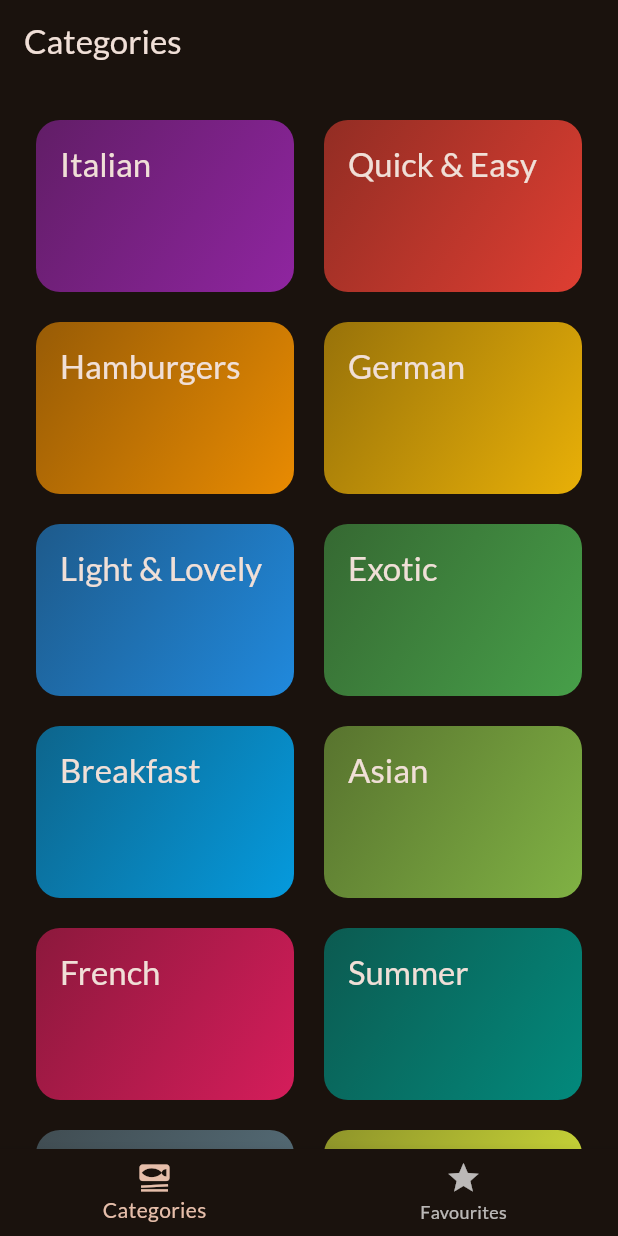
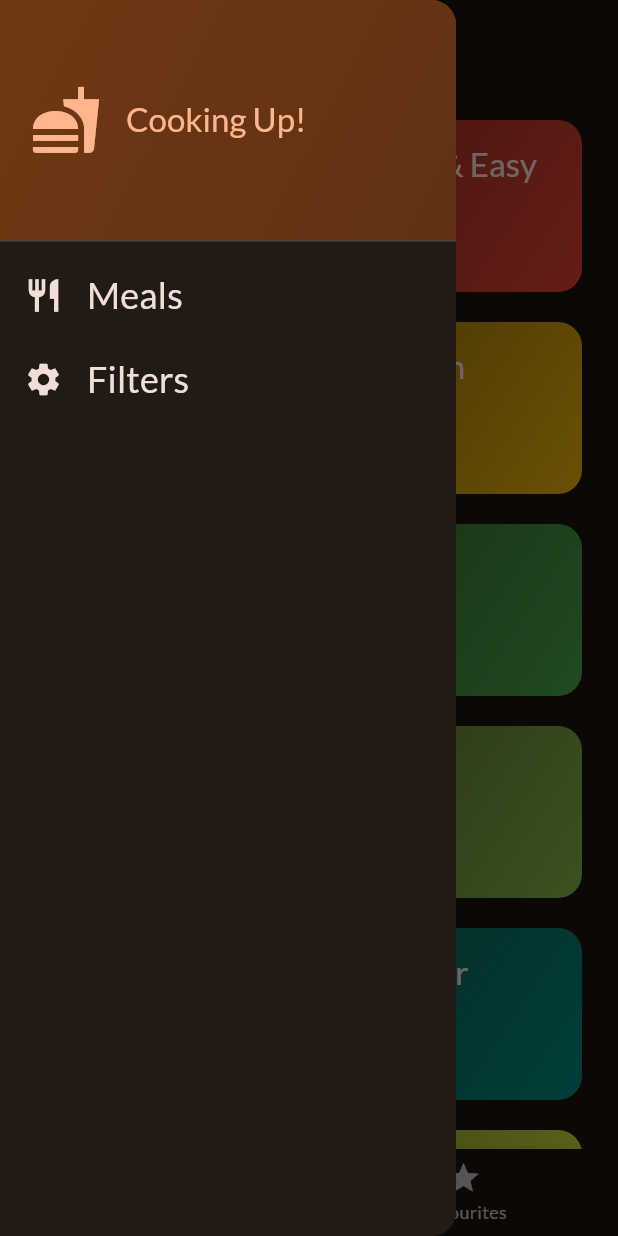
Before and after one commit to GeekyVed/Meals_App, a Flutter app: the screen it shows after launch, with the side drawer open (before the commit the screen has no drawer), on a phone screen of 412 x 824 dp. Run offline on Flutter 3.47's test engine with Material 2 defaults, Android fonts, the phone set to English and light mode, and no system bars; our stand-ins replace google_fonts, transparent_image.

Commit message:
Adding Filters Screen

```diff
--- a/meals/lib/screens/tabs.dart
+++ b/meals/lib/screens/tabs.dart
@@ -1,7 +1,9 @@
 import 'package:flutter/material.dart';
 import 'package:meals/models/meal.dart';
 import 'package:meals/screens/categories.dart';
+import 'package:meals/screens/filters.dart';
 import 'package:meals/screens/meals.dart';
+import 'package:meals/widgets/main_drawer.dart';
 
 class TabsScreen extends StatefulWidget {
   const TabsScreen({super.key});
@@ -48,6 +50,13 @@ class _TabsScreenState extends State<TabsScreen> {
     }
   }
 
+  void _setScreen(String identifier) {
+     Navigator.pop(context);
+    if (identifier == 'filters') {
+      Navigator.of(context).push(MaterialPageRoute(builder: (ctx) => FiltersScreen(),),);
+    }
+  }
+
   @override
   Widget build(context) {
     Widget activePage = CategoriesScreen(
@@ -69,6 +78,9 @@ class _TabsScreenState extends State<TabsScreen> {
           activePageTitle,
         ),
       ),
+      drawer: MainDrawer(
+        onSelectScreen: _setScreen,
+      ),
       body: activePage,
       bottomNavigationBar: BottomNavigationBar(
         onTap: _selectPage,
--- /dev/null
+++ b/meals/lib/widgets/main_drawer.dart
@@ -0,0 +1,85 @@
+import 'package:flutter/material.dart';
+
+class MainDrawer extends StatelessWidget {
+  MainDrawer({super.key, required this.onSelectScreen});
+
+  void Function(String identifier) onSelectScreen;
+
+  @override
+  Widget build(BuildContext context) {
+    return Drawer(
+      child: Column(
+        children: [
+          DrawerHeader(
+            padding: EdgeInsets.all(20),
+            decoration: BoxDecoration(
+              gradient: LinearGradient(
+                colors: [
+                  Theme.of(context).colorScheme.primaryContainer,
+                  Theme.of(context)
+                      .colorScheme
+                      .primaryContainer
+                      .withOpacity(0.8),
+                ],
+                begin: Alignment.topLeft,
+                end: Alignment.bottomRight,
+              ),
+            ),
+            child: Row(
+              children: [
+                Icon(
+                  Icons.fastfood,
+                  size: 48,
+                  color: Theme.of(context).colorScheme.primary,
+                ),
+                const SizedBox(
+                  width: 16,
+                ),
+                Text(
+                  'Cooking Up!',
+                  style: Theme.of(context).textTheme.titleLarge!.copyWith(
+                        color: Theme.of(context).colorScheme.primary,
+                      ),
+                ),
+              ],
+            ),
+          ),
+          ListTile(
+            leading: Icon(
+              Icons.restaurant,
+              size: 26,
+              color: Theme.of(context).colorScheme.onBackground,
+            ),
+            title: Text(
+              'Meals',
+              style: Theme.of(context).textTheme.titleSmall!.copyWith(
+                    color: Theme.of(context).colorScheme.onBackground,
+                    fontSize: 24,
+                  ),
+            ),
+            onTap: () {
+              onSelectScreen('meals');
+            },
+          ),
+          ListTile(
+            leading: Icon(
+              Icons.settings,
+              size: 26,
+              color: Theme.of(context).colorScheme.onBackground,
+            ),
+            title: Text(
+              'Filters',
+              style: Theme.of(context).textTheme.titleSmall!.copyWith(
+                    color: Theme.of(context).colorScheme.onBackground,
+                    fontSize: 24,
+                  ),
+            ),
+            onTap: () {
+              onSelectScreen('filters');
+            },
+          ),
+        ],
+      ),
+    );
+  }
+}
```
Also changed, not shown: meals/lib/screens/filters.dart (added, +131 -0 lines).
